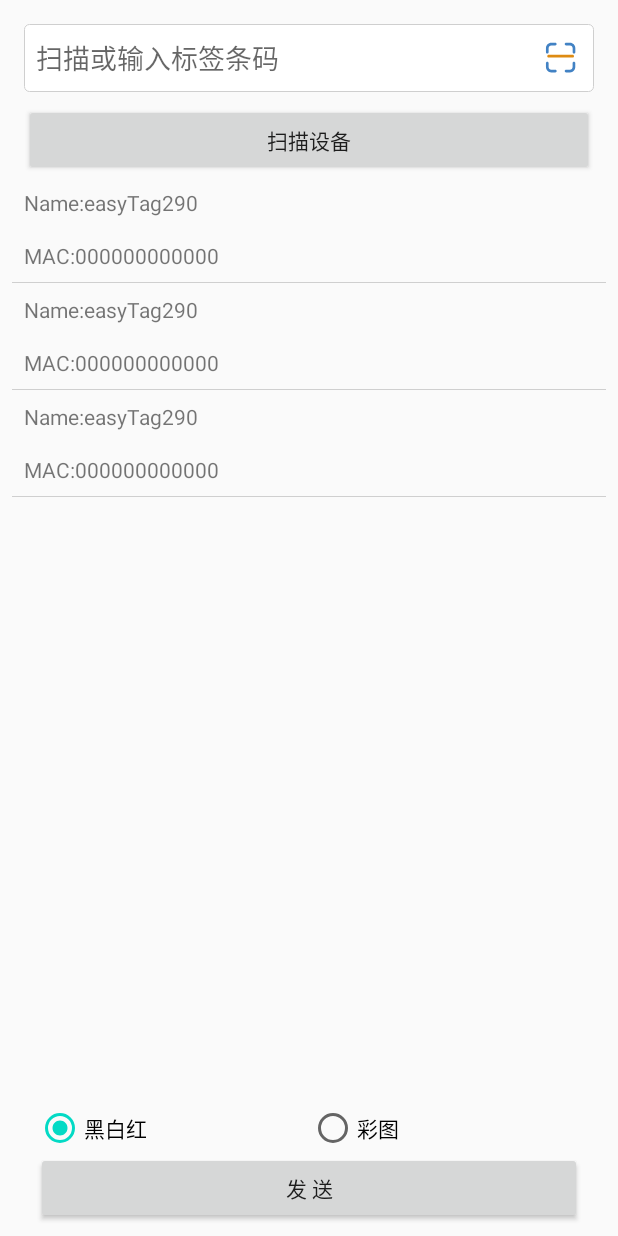
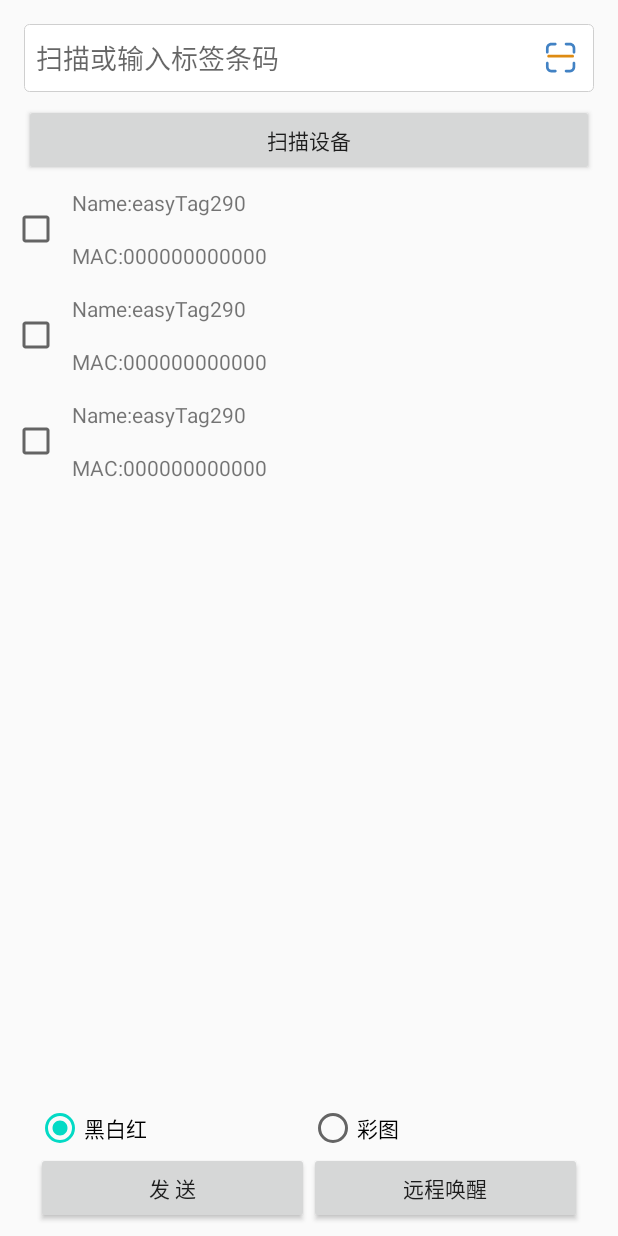
Before and after one commit to YuanJianTing/etag-ble, an Android app: the layout activity_main.xml on its own in the app's theme, with its tools: preview values and no code run, on a phone screen of 412 x 824 dp. Run offline under Robolectric (Android 15) with nearby library versions, the phone set to English and light mode, and no system bars.

Commit message:
添加唤醒功能

```diff
--- a/app/src/main/res/layout/activity_main.xml
+++ b/app/src/main/res/layout/activity_main.xml
@@ -98,12 +98,27 @@
 
         </RadioGroup>
 
-        <Button
-            android:id="@+id/btn_send"
+        <LinearLayout
             android:layout_width="match_parent"
             android:layout_height="wrap_content"
-            android:text="发 送"
-            />
+            android:orientation="horizontal">
+            <Button
+                android:id="@+id/btn_send"
+                android:layout_width="0dp"
+                android:layout_weight="1"
+                android:layout_height="wrap_content"
+                android:text="发 送"
+                />
+            <Button
+                android:id="@+id/btn_remote_control"
+                android:layout_width="0dp"
+                android:layout_weight="1"
+                android:layout_height="wrap_content"
+                android:text="远程唤醒"
+                />
+
+        </LinearLayout>
+
 
     </LinearLayout>
 
--- a/app/src/main/res/layout/item_ble.xml
+++ b/app/src/main/res/layout/item_ble.xml
@@ -1,6 +1,17 @@
 <?xml version="1.0" encoding="utf-8"?>
 <LinearLayout
     xmlns:android="http://schemas.android.com/apk/res/android"
+    android:layout_width="match_parent"
+    android:layout_height="wrap_content"
+    android:orientation="horizontal">
+
+
+    <CheckBox
+        android:id="@+id/checkbox"
+        android:layout_width="wrap_content"
+        android:layout_height="match_parent"/>
+
+    <LinearLayout
         android:layout_width="match_parent"
         android:layout_height="wrap_content"
         android:orientation="vertical">
@@ -23,8 +34,7 @@
             android:layout_height="35dp"
             android:gravity="center_vertical"
             android:text="MAC:000000000000"/>
-    <View
-        android:layout_width="match_parent"
-        android:layout_height="0.5dp"
-        android:background="@color/colorLine"/>
+
     </LinearLayout>
+
+</LinearLayout>
```
Also changed, not shown: app/src/main/java/com/etag/ble/MainActivity.java (+46 -6 lines), app/src/main/java/com/etag/ble/adapter/TagAdapter.java (+56 -5 lines), app/libs/eBLESdk_1.0.4.jar (deleted), app/libs/eBLESdk_1.0.6.jar (added). Lines whose indentation alone changed are shown as unchanged.
